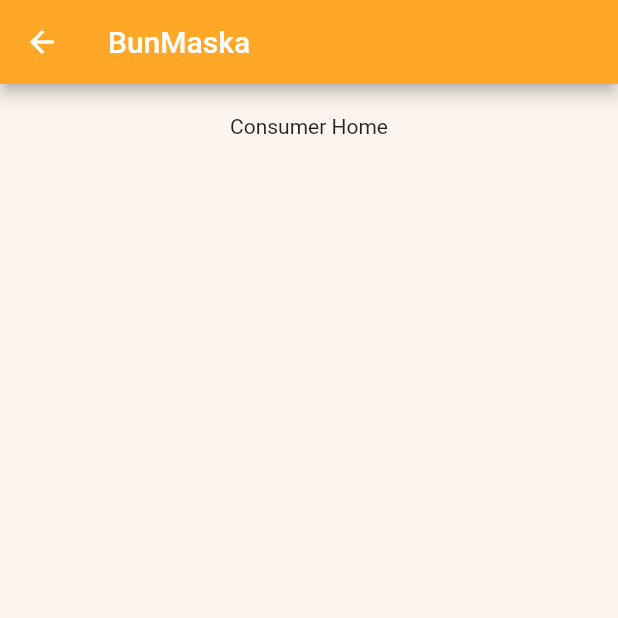
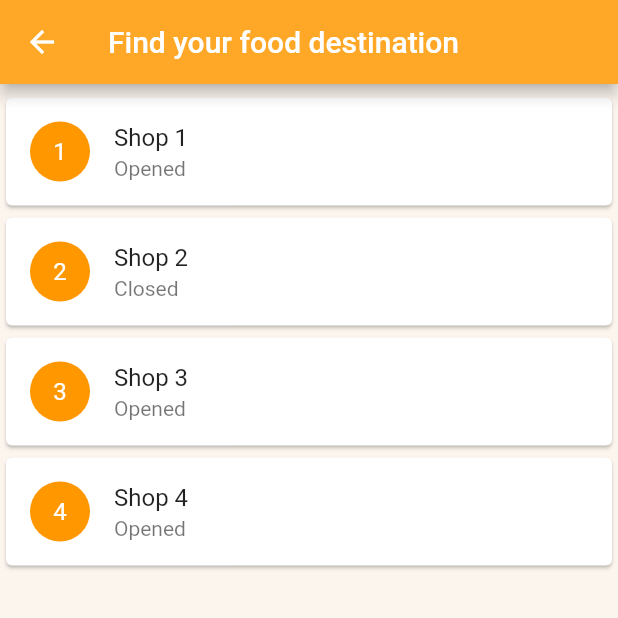
Before and after one commit to mysterio0801/BunMaska, a Flutter app: the ConsumerHome screen opened directly, on a phone screen of 412 x 824 dp, the top half of it. Run offline on Flutter 3.47's test engine with Material 2 defaults, Android fonts, the phone set to English and light mode, and no system bars; our stand-ins replace animated_text_kit.

Commit message:
Added consumer screens

```diff
--- a/frontend/lib/screens/consumer_home.dart
+++ b/frontend/lib/screens/consumer_home.dart
@@ -1,4 +1,6 @@
+import 'dart:ui';
 import 'package:flutter/material.dart';
+import 'package:frontend/screens/shop_screen.dart';
 
 class ConsumerHome extends StatefulWidget {
   @override
@@ -6,23 +8,41 @@ class ConsumerHome extends StatefulWidget {
 }
 
 class _ConsumerHomeState extends State<ConsumerHome> {
+
+  List shops = ['Shop 1', 'Shop 2', 'Shop 3', 'Shop 4'];
+  List status = ['Opened', 'Closed', 'Opened', 'Opened'];
+
   @override
   Widget build(BuildContext context) {
     return Scaffold(
       appBar: AppBar(
-        title: Text('BunMaska'),
+        title: Text('Find your food destination'),
       ),
       backgroundColor: Color(0xfffcf5ee),
       body: Column(
         mainAxisAlignment: MainAxisAlignment.center,
         crossAxisAlignment: CrossAxisAlignment.center,
         children: [
+          SizedBox(height: 5.0),
           Expanded(
-            child: ListView(
-              children: [
-                SizedBox(height: 20.0),
-                Center(child: Text('Consumer Home')),
-              ],
+            child: ListView.builder(
+              shrinkWrap: true,
+              itemCount: shops.length,
+              itemBuilder: (BuildContext context, int index){
+                return Card(
+                  child: ListTile(
+                    onTap: () {
+                      selectedshop = shops[index];
+                      Navigator.push(context, MaterialPageRoute(builder: (context) => ShopScreen()));
+                    },
+                    title: Text(shops[index]),
+                    subtitle: Text(status[index]),
+                    leading: CircleAvatar(backgroundColor: Colors.orange,
+                    child: Text((index+1).toString(), style: TextStyle(color: Colors.white),),
+                    ),
+                  ),
+                );
+              }
             ),
           ),
         ],
--- a/frontend/lib/screens/login_distributor.dart
+++ b/frontend/lib/screens/login_distributor.dart
@@ -1,5 +1,5 @@
 import 'package:flutter/material.dart';
-import 'package:frontend/screens/consumer_home.dart';
+import 'package:frontend/screens/distributor_home.dart';
 import 'package:frontend/screens/register_distributor.dart';
 
 class LoginDistributor extends StatefulWidget {
@@ -62,7 +62,7 @@ class _LoginDistributorState extends State<LoginDistributor> {
                   padding: const EdgeInsets.symmetric(horizontal: 40.0),
                   child: RaisedButton(
                     onPressed: (){
-                      Navigator.push(context, MaterialPageRoute(builder: (context) => ConsumerHome()));
+                      Navigator.push(context, MaterialPageRoute(builder: (context) => DistributorHomeScreen()));
                     },
                     child: Text(
                       'Log In',
```
Also changed, not shown: frontend/lib/screens/shop_screen.dart (added, +47 -0 lines).
